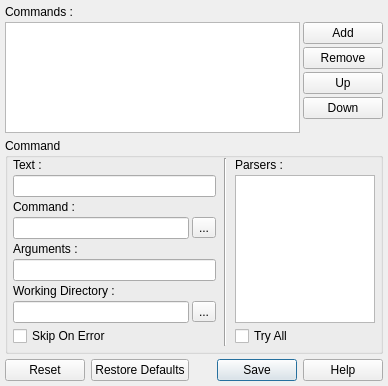
The window that v2/trunk/monkey/src/pluginsmanager/ui/UICLIToolSettings.ui (testmana2/mks) describes before a commit, drawn with Qt 5.
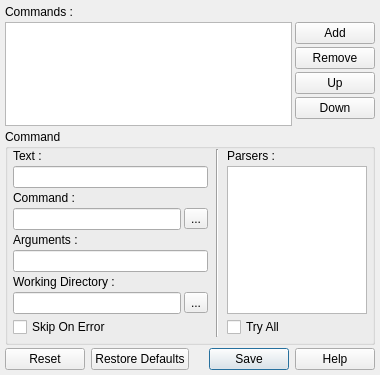
The same window after the commit. Icons and pictures are not drawn.

The edit to the form file:
```diff
--- a/v2/trunk/monkey/src/pluginsmanager/ui/UICLIToolSettings.ui
+++ b/v2/trunk/monkey/src/pluginsmanager/ui/UICLIToolSettings.ui
@@ -5,8 +5,8 @@
    <rect>
     <x>0</x>
     <y>0</y>
-    <width>388</width>
-    <height>386</height>
+    <width>380</width>
+    <height>375</height>
    </rect>
   </property>
   <property name="windowTitle" >
@@ -14,7 +14,7 @@
   </property>
   <layout class="QVBoxLayout" >
    <property name="spacing" >
-    <number>5</number>
+    <number>3</number>
    </property>
    <property name="leftMargin" >
     <number>5</number>
```
